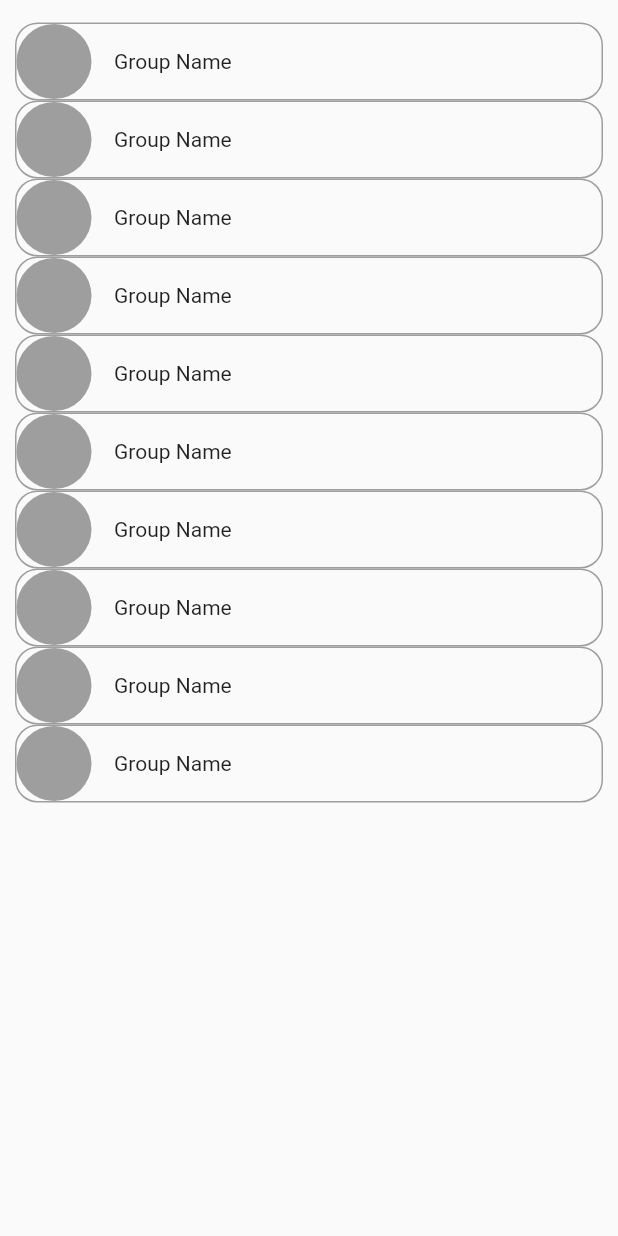
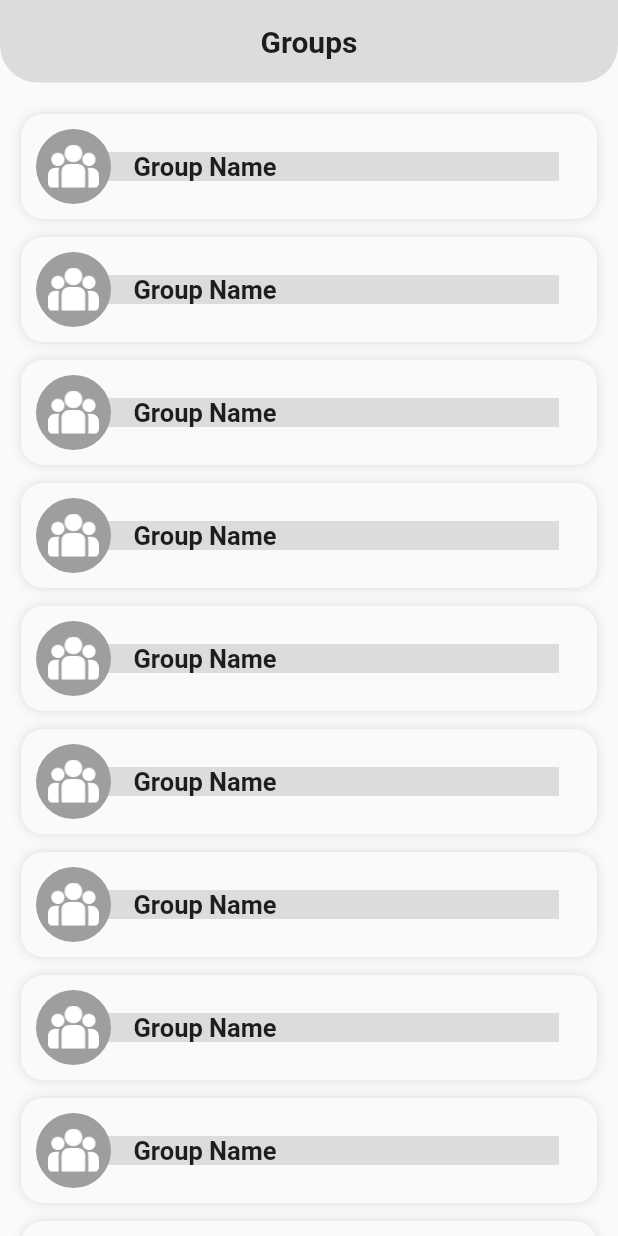
Before and after one commit to rushit5560/Friend_Fitness_App_Project, a Flutter app: the GroupListScreen screen opened directly, on a phone screen of 412 x 824 dp. Run offline on Flutter 3.47's test engine with Material 2 defaults, Android fonts, the light colour scheme and no system bars; our stand-ins replace get.

Commit message:
Group List Screen UI Done

```diff
--- a/friend_fitness_app/lib/common/constants/app_images.dart
+++ b/friend_fitness_app/lib/common/constants/app_images.dart
@@ -2,4 +2,5 @@ class AppImages{
   static const root = "assets/images/";
 
   static const profileImg = root + "profile.png";
+  static const groupIconImg = root + "group_icon.png";
 }
--- a/friend_fitness_app/lib/main.dart
+++ b/friend_fitness_app/lib/main.dart
@@ -1,7 +1,7 @@
 import 'package:flutter/material.dart';
 import 'package:get/get.dart';
-
-import 'screens/profile_screen/profile_screen.dart';
+import 'common/app_theme/app_theme.dart';
+import 'screens/group_list_screen/group_list_screen.dart';
 
 void main() {
   runApp(const MyApp());
@@ -15,8 +15,9 @@ class MyApp extends StatelessWidget {
   Widget build(BuildContext context) {
     return GetMaterialApp(
       title: 'Friends Fitness App',
+      debugShowCheckedModeBanner: false,
       theme: appLightTheme(),
-      home: const ProfileScreen(),
+      home: const GroupListScreen(),
     );
   }
 }
--- a/friend_fitness_app/lib/screens/group_list_screen/group_list_screen.dart
+++ b/friend_fitness_app/lib/screens/group_list_screen/group_list_screen.dart
@@ -8,7 +8,8 @@ class GroupListScreen extends StatelessWidget {
   @override
   Widget build(BuildContext context) {
     return Scaffold(
-      body: Column(
+      body: SafeArea(
+        child: Column(
           children: const [
             GroupListScreenAppBarModule(),
             SizedBox(height: 15),
@@ -17,6 +18,7 @@ class GroupListScreen extends StatelessWidget {
             ),
           ],
         ),
+      ),
     );
   }
 }
--- a/friend_fitness_app/lib/screens/group_list_screen/group_list_screen_widgets.dart
+++ b/friend_fitness_app/lib/screens/group_list_screen/group_list_screen_widgets.dart
@@ -1,12 +1,38 @@
 import 'package:flutter/material.dart';
+import 'package:friend_fitness_app/common/constants/app_images.dart';
 import 'package:friend_fitness_app/common/extension_methods/extension_methods.dart';
+import 'package:get/get.dart';
+import '../../common/constants/app_colors.dart';
 
 class GroupListScreenAppBarModule extends StatelessWidget {
   const GroupListScreenAppBarModule({Key? key}) : super(key: key);
 
   @override
   Widget build(BuildContext context) {
-    return Container();
+    return Container(
+      height: 55,
+      width: Get.width,
+      decoration: BoxDecoration(
+          borderRadius: const BorderRadius.only(
+              bottomRight: Radius.circular(25),
+              bottomLeft: Radius.circular(25)),
+          color: AppColors.colorLightGrey
+        //color: Colors.grey
+      ),
+      child: Row(
+        mainAxisAlignment: MainAxisAlignment.spaceBetween,
+        children: [
+          Container(),
+          const Text(
+            "Groups",
+            overflow: TextOverflow.ellipsis,
+            style: TextStyle(
+                fontWeight: FontWeight.bold, fontSize: 20),
+          ),
+          Container(),
+        ],
+      ),
+    );
   }
 }
 
@@ -21,16 +47,22 @@ class GroupListModule extends StatelessWidget {
       shrinkWrap: true,
       physics: const BouncingScrollPhysics(),
       itemBuilder: (context, i) {
-        return _groupListTile();
+        return _groupListTile().commonSymmetricPadding(vertical: 6, horizontal: 14);
       },
-    ).commonSymmetricPadding(horizontal: 10);
+    );
   }
 
   Widget _groupListTile() {
     return Container(
       decoration: BoxDecoration(
         borderRadius: BorderRadius.circular(15),
-        border: Border.all(color: Colors.grey),
+        boxShadow: [
+          BoxShadow(
+            blurRadius: 6,
+            blurStyle: BlurStyle.outer,
+            color: AppColors.colorLightGrey,
+          ),
+        ],
       ),
 
       child: Row(
@@ -41,22 +73,23 @@ class GroupListModule extends StatelessWidget {
             decoration: const BoxDecoration(
               shape: BoxShape.circle,
               color: Colors.grey,
-              // image: DecorationImage(
-              //   image: AssetImage(),
-              // ),
             ),
+            child: Image.asset(AppImages.groupIconImg).commonAllSidePadding(padding: 8),
           ),
           const SizedBox(width: 15),
-          Expanded(
+          const Expanded(
             child: Text(
               "Group Name",
+              maxLines: 1,
+              overflow: TextOverflow.ellipsis,
               style: TextStyle(
-
+                fontWeight: FontWeight.bold,
+                fontSize: 17,
               ),
             ),
           ),
         ],
-      ),
+      ).commonAllSidePadding(padding: 10),
     );
   }
 
```
Also changed, not shown: friend_fitness_app/assets/images/group_icon.png (added), friend_fitness_app/pubspec.lock. Lines whose indentation alone changed are shown as unchanged.
